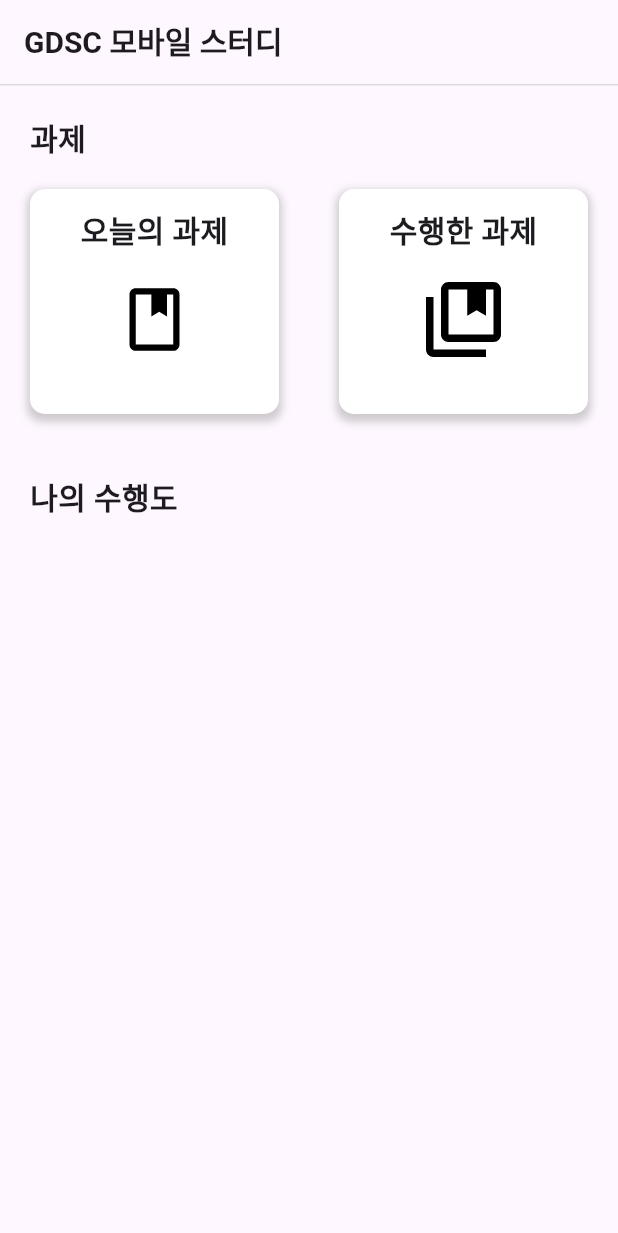
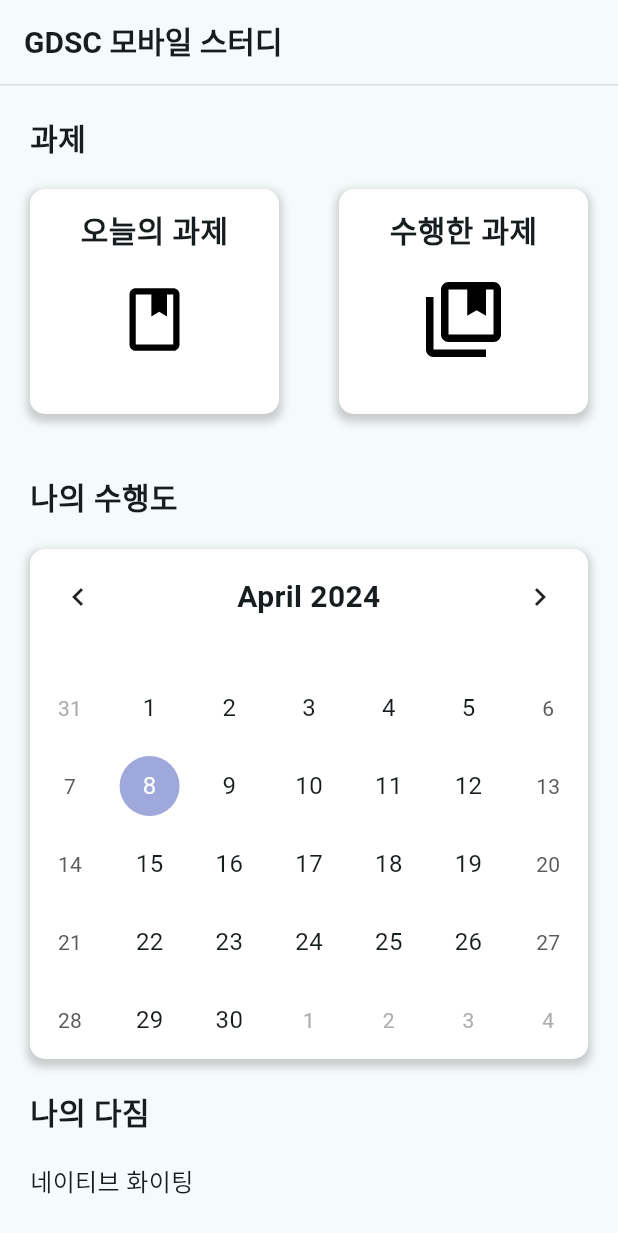
Before and after one commit to librarywon/2024-1-Mobile-Study, a Flutter app: the screen it shows after launch, on a phone screen of 412 x 824 dp. Shown: the top 1233 px of the screen. Run offline on Flutter 3.47's test engine with Material 3 defaults, Android fonts, the phone set to English and light mode, and no system bars; drawn by our look-alikes of table_calendar; our stand-ins replace flutter_svg_provider; Roboto replaces fonts that are missing (Pretendard).

Commit message:
build: remove description

```diff
--- a/flutter_librarywon/lib/home/homework_widget.dart
+++ b/flutter_librarywon/lib/home/homework_widget.dart
@@ -20,13 +20,13 @@ class HomeworkWidget extends StatelessWidget {
       padding: const EdgeInsets.all(12.0),
       decoration: BoxDecoration(
         color: Colors.white, // 배경색
-        borderRadius: BorderRadius.circular(10), // 모서리 둥글기
+        borderRadius: BorderRadius.circular(10),
         boxShadow: [
           BoxShadow(
-            color: Colors.grey.withOpacity(0.5), // 그림자 색상
+            color: Colors.grey.withOpacity(0.5),
             spreadRadius: 2,
             blurRadius: 4,
-            offset: Offset(0, 3), // 그림자 위치
+            offset: Offset(0, 3),
           ),
         ],
       ),
--- a/flutter_librarywon/lib/main.dart
+++ b/flutter_librarywon/lib/main.dart
@@ -1,5 +1,6 @@
 import 'package:flutter/material.dart';
 
+import 'home/custom_calendar_widget.dart';
 import 'home/homework_widget.dart';
 import 'home/title_text_widget.dart';
 
@@ -15,7 +16,7 @@
     return MaterialApp(
       title: 'Flutter Demo',
       theme: ThemeData(
-        colorScheme: ColorScheme.fromSeed(seedColor: Colors.deepPurple),
+        colorScheme: ColorScheme.fromSeed(seedColor: Colors.white),
         useMaterial3: true,
       ),
       home: const MyHomePage(title: "GDSC 모바일 스터디"),
@@ -42,7 +43,9 @@
             ),
           ),
         ),
-      body: Padding(
+        body: SingleChildScrollView(
+          // 스크롤 가능하게 만들기 위해 SingleChildScrollView 추가
+          child: Padding(
             padding: const EdgeInsets.all(20.0),
             child: Column(
               crossAxisAlignment: CrossAxisAlignment.start,
@@ -73,11 +76,20 @@
                 ),
                 SizedBox(height: 40.0),
                 TitleTextWidget(text: "나의 수행도"),
-            SizedBox(height: 40.0),
-
+                SizedBox(height: 20.0),
+                CustomCalendarWidget(),
+                SizedBox(height: 20.0),
+                TitleTextWidget(text: "나의 다짐"),
+                SizedBox(height: 20.0),
+                Text("네이티브 화이팅",
+                    style: TextStyle(
+                      fontFamily: 'Pretendard',
+                      fontWeight: FontWeight.w500,
+                      fontSize: 16,
+                    ))
               ],
             ),
           ),
-    );
+        ));
   }
 }
```
Lines whose indentation alone changed are shown as unchanged.
